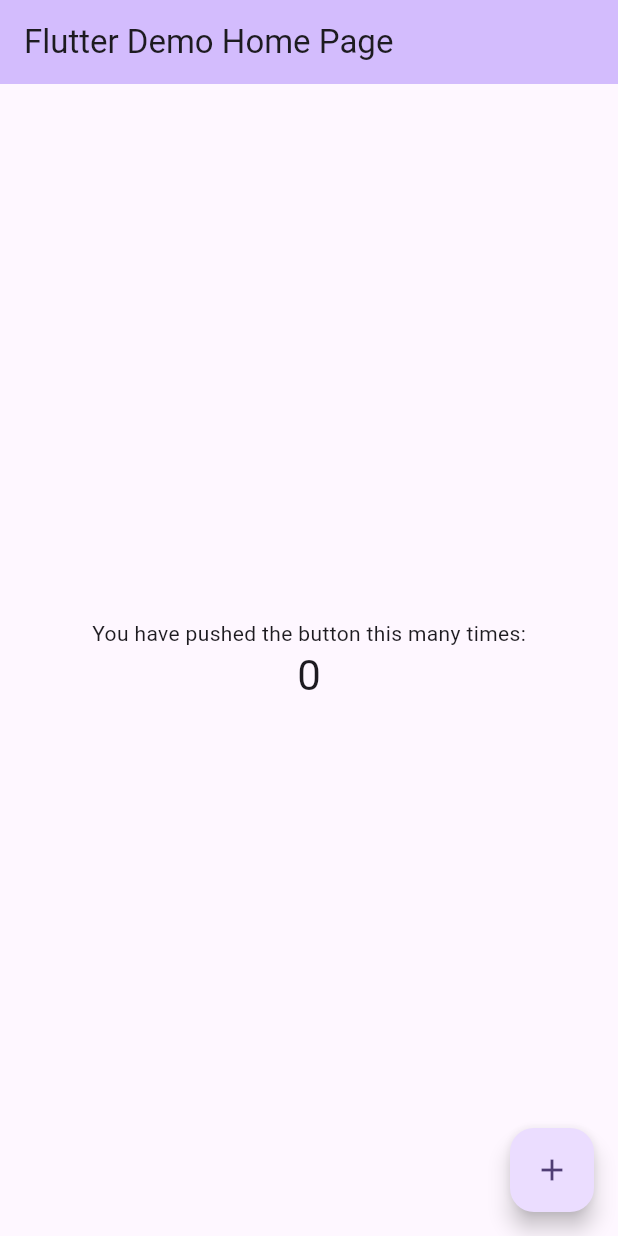
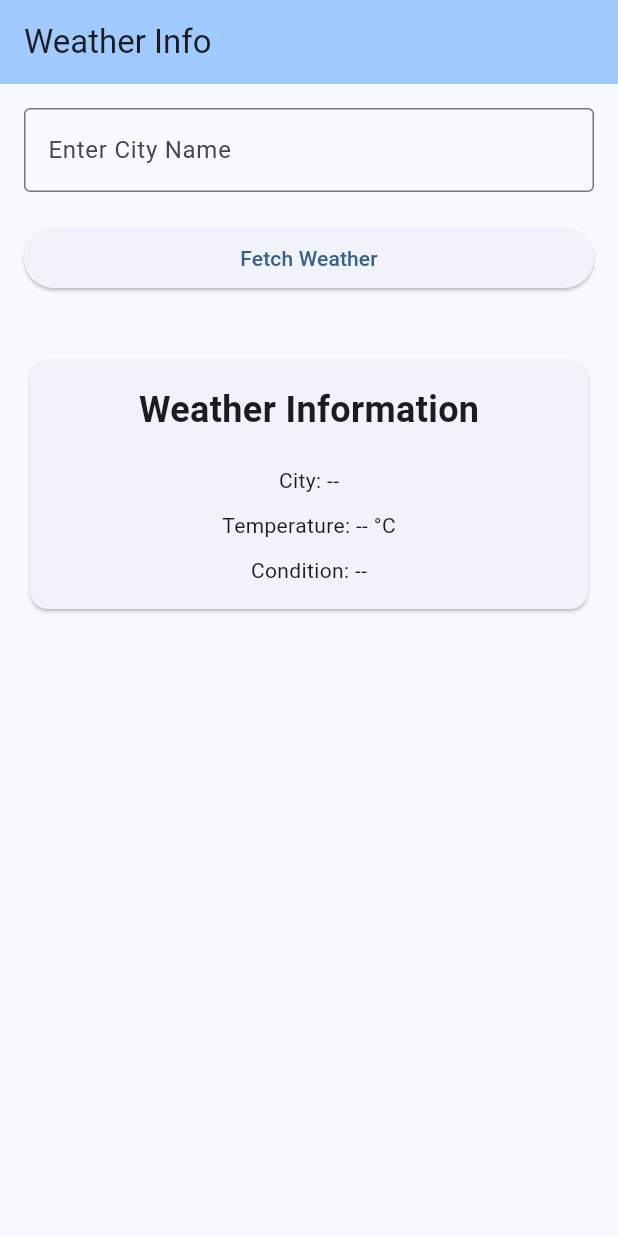
Before and after one commit to laosrb/weather_info_app, a Flutter app: the screen it shows after launch, on a phone screen of 412 x 824 dp. Run offline on Flutter 3.47's test engine with Material 3 defaults, Android fonts, the phone set to English and light mode, and no system bars.

Commit message:
Basic UI with input field and button

```diff
--- a/lib/main.dart
+++ b/lib/main.dart
@@ -7,119 +7,88 @@ void main() {
 class MyApp extends StatelessWidget {
   const MyApp({super.key});
 
-  // This widget is the root of your application.
   @override
   Widget build(BuildContext context) {
     return MaterialApp(
-      title: 'Flutter Demo',
+      title: 'Weather Info App',
       theme: ThemeData(
-        // This is the theme of your application.
-        //
-        // TRY THIS: Try running your application with "flutter run". You'll see
-        // the application has a purple toolbar. Then, without quitting the app,
-        // try changing the seedColor in the colorScheme below to Colors.green
-        // and then invoke "hot reload" (save your changes or press the "hot
-        // reload" button in a Flutter-supported IDE, or press "r" if you used
-        // the command line to start the app).
-        //
-        // Notice that the counter didn't reset back to zero; the application
-        // state is not lost during the reload. To reset the state, use hot
-        // restart instead.
-        //
-        // This works for code too, not just values: Most code changes can be
-        // tested with just a hot reload.
-        colorScheme: ColorScheme.fromSeed(seedColor: Colors.deepPurple),
+        colorScheme: ColorScheme.fromSeed(seedColor: Colors.blue),
         useMaterial3: true,
       ),
-      home: const MyHomePage(title: 'Flutter Demo Home Page'),
+      home: const WeatherHomePage(),
     );
   }
 }
 
-class MyHomePage extends StatefulWidget {
-  const MyHomePage({super.key, required this.title});
-
-  // This widget is the home page of your application. It is stateful, meaning
-  // that it has a State object (defined below) that contains fields that affect
-  // how it looks.
-
-  // This class is the configuration for the state. It holds the values (in this
-  // case the title) provided by the parent (in this case the App widget) and
-  // used by the build method of the State. Fields in a Widget subclass are
-  // always marked "final".
-
-  final String title;
+class WeatherHomePage extends StatefulWidget {
+  const WeatherHomePage({super.key});
 
   @override
-  State<MyHomePage> createState() => _MyHomePageState();
+  State<WeatherHomePage> createState() => _WeatherHomePageState();
 }
 
-class _MyHomePageState extends State<MyHomePage> {
-  int _counter = 0;
-
-  void _incrementCounter() {
-    setState(() {
-      // This call to setState tells the Flutter framework that something has
-      // changed in this State, which causes it to rerun the build method below
-      // so that the display can reflect the updated values. If we changed
-      // _counter without calling setState(), then the build method would not be
-      // called again, and so nothing would appear to happen.
-      _counter++;
-    });
-  }
+class _WeatherHomePageState extends State<WeatherHomePage> {
+  final TextEditingController _cityController = TextEditingController();
 
   @override
   Widget build(BuildContext context) {
-    // This method is rerun every time setState is called, for instance as done
-    // by the _incrementCounter method above.
-    //
-    // The Flutter framework has been optimized to make rerunning build methods
-    // fast, so that you can just rebuild anything that needs updating rather
-    // than having to individually change instances of widgets.
     return Scaffold(
       appBar: AppBar(
-        // TRY THIS: Try changing the color here to a specific color (to
-        // Colors.amber, perhaps?) and trigger a hot reload to see the AppBar
-        // change color while the other colors stay the same.
+        title: const Text('Weather Info'),
         backgroundColor: Theme.of(context).colorScheme.inversePrimary,
-        // Here we take the value from the MyHomePage object that was created by
-        // the App.build method, and use it to set our appbar title.
-        title: Text(widget.title),
       ),
-      body: Center(
-        // Center is a layout widget. It takes a single child and positions it
-        // in the middle of the parent.
+      body: Padding(
+        padding: const EdgeInsets.all(16.0),
         child: Column(
-          // Column is also a layout widget. It takes a list of children and
-          // arranges them vertically. By default, it sizes itself to fit its
-          // children horizontally, and tries to be as tall as its parent.
-          //
-          // Column has various properties to control how it sizes itself and
-          // how it positions its children. Here we use mainAxisAlignment to
-          // center the children vertically; the main axis here is the vertical
-          // axis because Columns are vertical (the cross axis would be
-          // horizontal).
-          //
-          // TRY THIS: Invoke "debug painting" (choose the "Toggle Debug Paint"
-          // action in the IDE, or press "p" in the console), to see the
-          // wireframe for each widget.
-          mainAxisAlignment: MainAxisAlignment.center,
-          children: <Widget>[
-            const Text(
-              'You have pushed the button this many times:',
+          crossAxisAlignment: CrossAxisAlignment.stretch,
+          children: [
+            TextField(
+              controller: _cityController,
+              decoration: const InputDecoration(
+                labelText: 'Enter City Name',
+                border: OutlineInputBorder(),
+                hintText: 'e.g., London',
+              ),
             ),
-            Text(
-              '$_counter',
-              style: Theme.of(context).textTheme.headlineMedium,
+            const SizedBox(height: 20),
+            ElevatedButton(
+              onPressed: () {
+                // Will implement weather fetching later
+              },
+              child: const Text('Fetch Weather'),
+            ),
+            const SizedBox(height: 40),
+            const Card(
+              child: Padding(
+                padding: EdgeInsets.all(16.0),
+                child: Column(
+                  children: [
+                    Text(
+                      'Weather Information',
+                      style: TextStyle(
+                        fontSize: 24,
+                        fontWeight: FontWeight.bold,
+                      ),
+                    ),
+                    SizedBox(height: 20),
+                    Text('City: --'),
+                    SizedBox(height: 10),
+                    Text('Temperature: -- °C'),
+                    SizedBox(height: 10),
+                    Text('Condition: --'),
+                  ],
+                ),
+              ),
             ),
           ],
         ),
       ),
-      floatingActionButton: FloatingActionButton(
-        onPressed: _incrementCounter,
-        tooltip: 'Increment',
-        child: const Icon(Icons.add),
-      ), // This trailing comma makes auto-formatting nicer for build methods.
     );
   }
+
+  @override
+  void dispose() {
+    _cityController.dispose();
+    super.dispose();
+  }
 }
```
